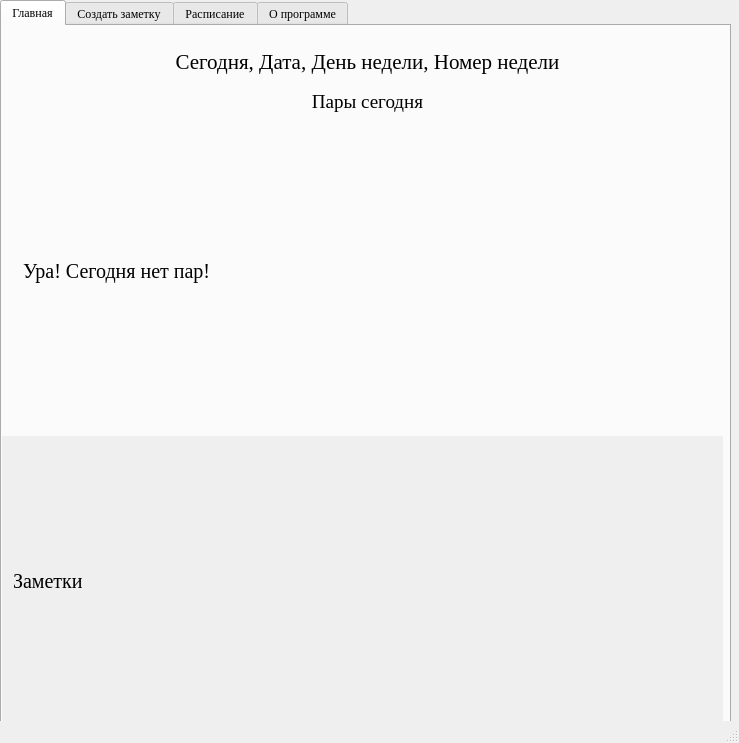
First picture: the form in mainwindow.ui, repository artempal/course_2016, before the edit.
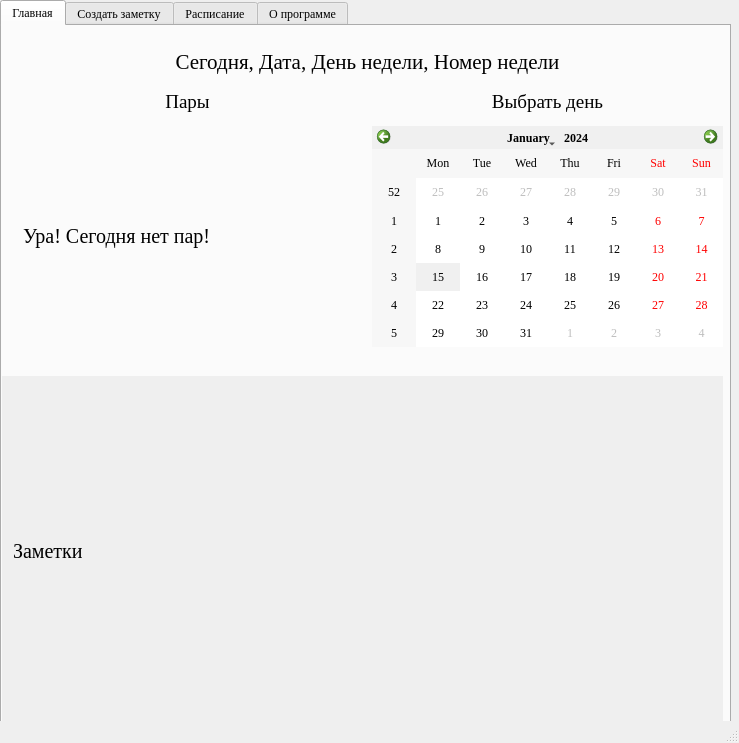
Second picture: the form after the edit.

Commit message: добавлен календарь

```diff
--- a/mainwindow.ui
+++ b/mainwindow.ui
@@ -76,7 +76,7 @@
        <rect>
         <x>10</x>
         <y>60</y>
-        <width>711</width>
+        <width>351</width>
         <height>31</height>
        </rect>
       </property>
@@ -86,7 +86,7 @@
        </font>
       </property>
       <property name="text">
-       <string>Пары сегодня</string>
+       <string>Пары</string>
       </property>
       <property name="alignment">
        <set>Qt::AlignCenter</set>
@@ -97,8 +97,8 @@
        <rect>
         <x>10</x>
         <y>100</y>
-        <width>711</width>
-        <height>291</height>
+        <width>351</width>
+        <height>221</height>
        </rect>
       </property>
       <layout class="QVBoxLayout" name="verticalLayout">
@@ -130,9 +130,9 @@
       <property name="geometry">
        <rect>
         <x>0</x>
-        <y>410</y>
+        <y>350</y>
         <width>721</width>
-        <height>291</height>
+        <height>351</height>
        </rect>
       </property>
       <property name="frameShape">
@@ -153,7 +153,7 @@
          <x>0</x>
          <y>0</y>
          <width>721</width>
-         <height>291</height>
+         <height>351</height>
         </rect>
        </property>
        <layout class="QVBoxLayout" name="verticalLayout_3">
@@ -176,6 +176,152 @@
        </layout>
       </widget>
      </widget>
+     <widget class="QCalendarWidget" name="calendar">
+      <property name="geometry">
+       <rect>
+        <x>370</x>
+        <y>100</y>
+        <width>351</width>
+        <height>221</height>
+       </rect>
+      </property>
+      <property name="palette">
+       <palette>
+        <active>
+         <colorrole role="Highlight">
+          <brush brushstyle="SolidPattern">
+           <color alpha="255">
+            <red>240</red>
+            <green>240</green>
+            <blue>240</blue>
+           </color>
+          </brush>
+         </colorrole>
+         <colorrole role="HighlightedText">
+          <brush brushstyle="SolidPattern">
+           <color alpha="255">
+            <red>0</red>
+            <green>0</green>
+            <blue>0</blue>
+           </color>
+          </brush>
+         </colorrole>
+         <colorrole role="Link">
+          <brush brushstyle="SolidPattern">
+           <color alpha="255">
+            <red>240</red>
+            <green>240</green>
+            <blue>240</blue>
+           </color>
+          </brush>
+         </colorrole>
+        </active>
+        <inactive>
+         <colorrole role="Highlight">
+          <brush brushstyle="SolidPattern">
+           <color alpha="255">
+            <red>240</red>
+            <green>240</green>
+            <blue>240</blue>
+           </color>
+          </brush>
+         </colorrole>
+         <colorrole role="HighlightedText">
+          <brush brushstyle="SolidPattern">
+           <color alpha="255">
+            <red>0</red>
+            <green>0</green>
+            <blue>0</blue>
+           </color>
+          </brush>
+         </colorrole>
+         <colorrole role="Link">
+          <brush brushstyle="SolidPattern">
+           <color alpha="255">
+            <red>240</red>
+            <green>240</green>
+            <blue>240</blue>
+           </color>
+          </brush>
+         </colorrole>
+        </inactive>
+        <disabled>
+         <colorrole role="Highlight">
+          <brush brushstyle="SolidPattern">
+           <color alpha="255">
+            <red>240</red>
+            <green>240</green>
+            <blue>240</blue>
+           </color>
+          </brush>
+         </colorrole>
+         <colorrole role="HighlightedText">
+          <brush brushstyle="SolidPattern">
+           <color alpha="255">
+            <red>0</red>
+            <green>0</green>
+            <blue>0</blue>
+           </color>
+          </brush>
+         </colorrole>
+         <colorrole role="Link">
+          <brush brushstyle="SolidPattern">
+           <color alpha="255">
+            <red>240</red>
+            <green>240</green>
+            <blue>240</blue>
+           </color>
+          </brush>
+         </colorrole>
+        </disabled>
+       </palette>
+      </property>
+      <property name="font">
+       <font>
+        <weight>50</weight>
+        <bold>false</bold>
+       </font>
+      </property>
+      <property name="gridVisible">
+       <bool>false</bool>
+      </property>
+      <property name="selectionMode">
+       <enum>QCalendarWidget::SingleSelection</enum>
+      </property>
+      <property name="horizontalHeaderFormat">
+       <enum>QCalendarWidget::ShortDayNames</enum>
+      </property>
+      <property name="verticalHeaderFormat">
+       <enum>QCalendarWidget::ISOWeekNumbers</enum>
+      </property>
+      <property name="navigationBarVisible">
+       <bool>true</bool>
+      </property>
+      <property name="dateEditEnabled">
+       <bool>true</bool>
+      </property>
+     </widget>
+     <widget class="QLabel" name="label_12">
+      <property name="geometry">
+       <rect>
+        <x>380</x>
+        <y>60</y>
+        <width>331</width>
+        <height>31</height>
+       </rect>
+      </property>
+      <property name="font">
+       <font>
+        <pointsize>14</pointsize>
+       </font>
+      </property>
+      <property name="text">
+       <string>Выбрать день</string>
+      </property>
+      <property name="alignment">
+       <set>Qt::AlignCenter</set>
+      </property>
+     </widget>
     </widget>
     <widget class="QWidget" name="tab_2">
      <attribute name="title">
```
The commit also changes 2 other files.
